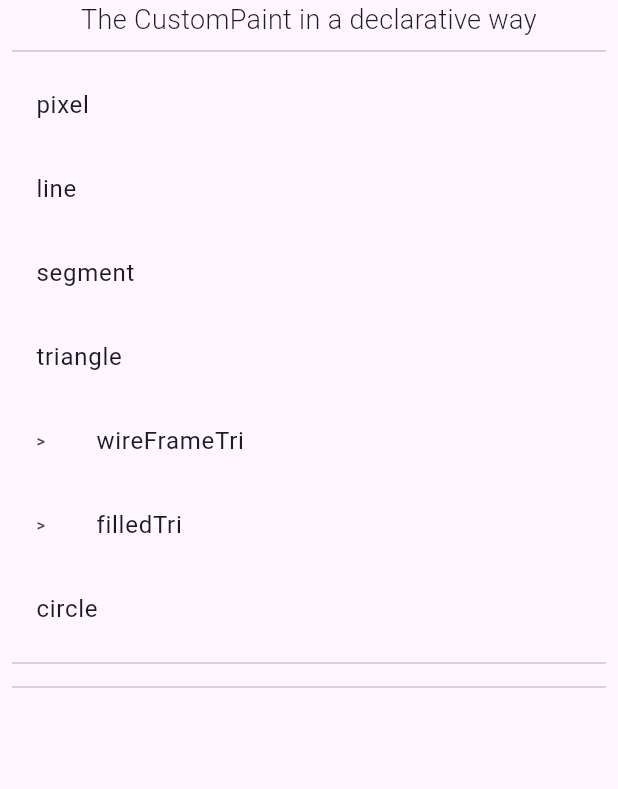
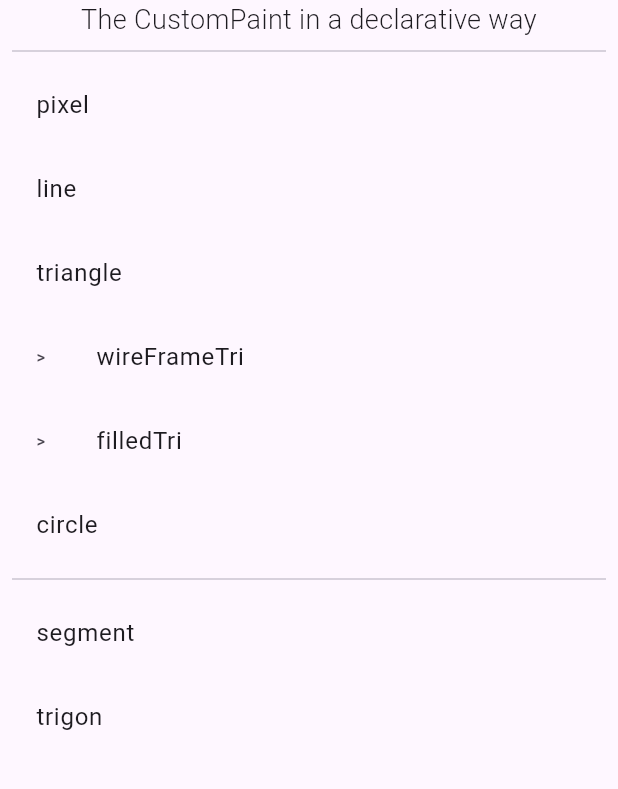
Before and after one commit to letyletylety/easel, a Flutter app: the screen it shows after launch, on a phone screen of 412 x 824 dp, the part 297-1086 px from its top. Run offline on Flutter 3.47's test engine with Material 2 defaults, Android fonts, the phone set to English and light mode, and no system bars; our stand-ins replace flutter_highlight, go_router; missing offline and left inert: code_text_field, highlight.

Commit message:
add trigon

```diff
--- a/example/lib/artworks/artworks.dart
+++ b/example/lib/artworks/artworks.dart
@@ -7,3 +7,4 @@ export 'wireframe_tri_artwork.dart';
 export 'filled_tri_artwork.dart';
 export 'circle_artwork.dart';
 export 'segment_artwork.dart';
+export 'trigon_artwork.dart';
--- a/example/lib/artworks/index.dart
+++ b/example/lib/artworks/index.dart
@@ -1,6 +1,4 @@
 import 'package:easel_example/artworks/artworks.dart';
-import 'package:easel_example/artworks/filled_tri_artwork.dart';
-import 'package:easel_example/artworks/wireframe_tri_artwork.dart';
 import 'package:flutter/material.dart';
 import 'package:go_router/go_router.dart';
 
@@ -9,7 +7,7 @@ import 'package:go_router/go_router.dart';
 /// // means seperate and put divider
 abstract class RouteNames {
   static const _pageOrder =
-      '/$pixel/$line/$segment/$triangle/>$wireFrameTri/>$filledTri/$circle//';
+      '/$pixel/$line/$triangle/>$wireFrameTri/>$filledTri/$circle//$segment/$trigon';
 
   static const index = 'index';
   static const pixel = 'pixel';
@@ -22,86 +20,9 @@ abstract class RouteNames {
   static const circle = 'circle';
 
   static const segment = 'segment';
+
+  static const trigon = 'trigon';
 }
-
-final gorouter = GoRouter(
-  routes: [
-    GoRoute(
-      path: '/',
-      name: RouteNames.index,
-      // builder: (ctx, st) => const IndexPage(),
-      pageBuilder: (context, st) => MaterialPage(
-        key: st.pageKey,
-        child: const IndexPage(),
-      ),
-    ),
-    GoRoute(
-      path: '/pixel',
-      name: RouteNames.pixel,
-      // builder: (ctx, st) => const PixelPage(),
-      pageBuilder: (context, st) => MaterialPage(
-        key: st.pageKey,
-        child: const PixelPage(),
-      ),
-    ),
-    GoRoute(
-      path: '/line',
-      name: RouteNames.line,
-      // builder: (ctx, st) => const LinePage(),
-      pageBuilder: (context, st) => MaterialPage(
-        key: st.pageKey,
-        child: const LinePage(),
-      ),
-    ),
-    GoRoute(
-      path: '/${RouteNames.segment}',
-      name: RouteNames.segment,
-      // builder: (ctx, st) => const LinePage(),
-      pageBuilder: (context, st) => MaterialPage(
-        key: st.pageKey,
-        child: const SegmentPage(),
-      ),
-    ),
-    GoRoute(
-      path: '/triangle',
-      name: RouteNames.triangle,
-      // builder: (ctx, st) => const TrianglePage(),
-      pageBuilder: (context, st) => MaterialPage(
-        key: st.pageKey,
-        child: const TrianglePage(),
-      ),
-    ),
-    GoRoute(
-      path: '/wireFrameTri',
-      name: RouteNames.wireFrameTri,
-      // builder: (ctx, st) => const WireFrameTriPage(),
-      pageBuilder: (context, st) => MaterialPage(
-        key: st.pageKey,
-        child: const WireFrameTriPage(),
-      ),
-    ),
-    GoRoute(
-      path: '/filledTri',
-      name: RouteNames.filledTri,
-      // builder: (ctx, st) => const FilledTriPage(),
-      pageBuilder: (context, st) => MaterialPage(
-        key: st.pageKey,
-        child: const FilledTriPage(),
-      ),
-    ),
-    GoRoute(
-      path: '/${RouteNames.circle}',
-      name: RouteNames.circle,
-      // builder: (ctx, st) => const CirclePage(),
-      pageBuilder: (context, st) => MaterialPage(
-        key: st.pageKey,
-        child: const CirclePage(),
-      ),
-    ),
-    // GoRoute(path: ),
-  ],
-  urlPathStrategy: UrlPathStrategy.path,
-);
 
 List<Widget> buildMenu(BuildContext context) {
   final orderList = RouteNames._pageOrder.split('/');
--- a/example/lib/artworks/routes.dart
+++ b/example/lib/artworks/routes.dart
@@ -76,6 +76,22 @@ final gorouter = GoRouter(
         child: const CirclePage(),
       ),
     ),
+    GoRoute(
+      path: '/${RouteNames.trigon}',
+      name: RouteNames.trigon,
+      pageBuilder: (context, st) => MaterialPage(
+        key: st.pageKey,
+        child: const TrigonPage(),
+      ),
+    ),
+    // GoRoute(
+    //   path: '/${RouteNames.circle}',
+    //   name: RouteNames.circle,
+    //   pageBuilder: (context, st) => MaterialPage(
+    //     key: st.pageKey,
+    //     child: const CirclePage(),
+    //   ),
+    // ),
     // GoRoute(path: ),
   ],
   urlPathStrategy: UrlPathStrategy.path,
--- a/example/lib/main.dart
+++ b/example/lib/main.dart
@@ -1,5 +1,6 @@
 import 'package:easel/easel.dart';
 import 'package:easel_example/artworks/artworks.dart';
+import 'package:easel_example/artworks/routes.dart';
 import 'package:flutter/material.dart';
 
 void main(List<String> args) {
--- a/lib/src/drawable/drawable.dart
+++ b/lib/src/drawable/drawable.dart
@@ -4,3 +4,4 @@ export 'drawables/triangle.dart';
 export 'drawables/circle.dart';
 export 'drawables/drawable.dart';
 export 'drawables/segment.dart';
+export 'drawables/trigon.dart';
--- /dev/null
+++ b/lib/src/drawable/drawables/trigon.dart
@@ -0,0 +1,33 @@
+import 'package:easel/easel.dart';
+
+/// 3 pixel triangle
+class Trigon extends Drawable {
+  final Pixel a;
+  final Pixel b;
+  final Pixel c;
+
+  Trigon(this.a, this.b, this.c);
+
+  /// a always have the smallest y
+  Trigon sort() {
+    if (a.y <= b.y) {
+      //ok
+      if (a.y <= c.y) {
+        // ok; (a is the smallest)
+        return this;
+      } else {
+        // c is smaller
+        return Trigon(c, a, b);
+      }
+    } else {
+      // b is smaller
+      if (b.y <= c.y) {
+        // b is the smallest
+        return Trigon(b, a, c);
+      } else {
+        // c is the smallest
+        return Trigon(c, a, b);
+      }
+    }
+  }
+}
--- a/pubspec.yaml
+++ b/pubspec.yaml
@@ -1,5 +1,5 @@
 name: easel
-description: The CustomPaint in declarative way
+description: The CustomPaint in a declarative way
 version: 0.0.2
 homepage: https://letyletylety.gitlab.io/easel_by_example/
 repository: https://github.com/letyletylety/easel
```
Also changed, not shown: example/lib/artworks/trigon_artwork.dart (added, +23 -0 lines), lib/src/easel/easel.dart (+30 -44 lines), lib/src/easel/easel_helper.dart (+31 -0 lines), 1 other file.
